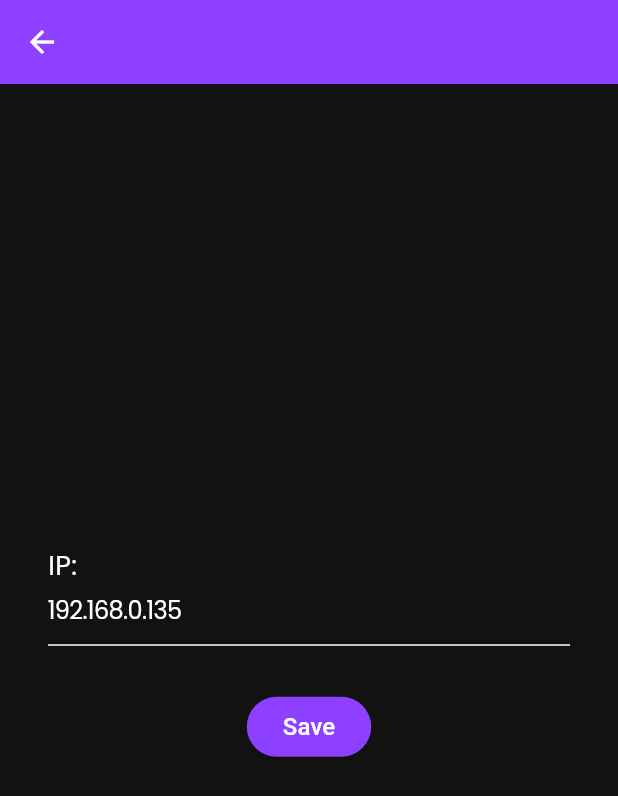
After one commit to dmitry4567/vibeat, a Flutter app: the DebugScreen screen opened by its route, after a tap on "Save", on a phone screen of 412 x 824 dp. The commit adds this screen. Shown: the top 796 px of the screen. Run offline on Flutter 3.47's test engine with Material 3 defaults, Android fonts, the phone set to English and light mode, and no system bars; our stand-ins replace auto_route, bloc, cached_network_image, dartz, dio, equatable and 14 more; missing offline and left inert: audio_waveforms; accounts and stored records are empty.

Commit message:
add settings screen for debug

```diff
--- a/lib/app/app_router.dart
+++ b/lib/app/app_router.dart
@@ -3,6 +3,7 @@ import 'package:flutter/material.dart';
 import 'package:get_it/get_it.dart';
 import 'package:vibeat/app/app_router.gr.dart';
 import 'package:vibeat/features/signIn/presentation/bloc/auth_bloc.dart';
+import 'package:vibeat/features/signIn/presentation/pages/debug_screen.dart';
 
 @AutoRouterConfig()
 class AppRouter extends RootStackRouter {
@@ -51,6 +52,10 @@ class AppRouter extends RootStackRouter {
         AutoRoute(
           path: '/signIn',
           page: SignInRoute.page,
+        ),
+        AutoRoute(
+          path: '/debug',
+          page: DebugRoute.page,
         ),
         AutoRoute(
           path: '/infoBeatmaker',
--- a/lib/app/injection_container.dart
+++ b/lib/app/injection_container.dart
@@ -2,6 +2,7 @@ import 'package:get_it/get_it.dart';
 import 'package:google_sign_in/google_sign_in.dart';
 import 'package:flutter_secure_storage/flutter_secure_storage.dart';
 import 'package:logger/logger.dart';
+import 'package:shared_preferences/shared_preferences.dart';
 import 'package:vibeat/core/api/auth_interceptor.dart';
 import 'package:vibeat/core/api_client.dart';
 import 'package:vibeat/core/network/network_info.dart';
@@ -52,9 +53,17 @@ Future<void> init() async {
         secureStorage: sl(),
       ));
 
+
+  SharedPreferences sharedPreferences = await SharedPreferences.getInstance();
+  final ip = sharedPreferences.getString("ip");
+  if (ip == null) {
+    sharedPreferences.setString("ip", "192.168.0.135");
+  }
+
+
   // Initialize API Client
   final apiClient = sl<ApiClient>();
-  await apiClient.initialize('http://192.168.0.135:8080/');
+  await apiClient.initialize('http://$ip:8080/');
   // await apiClient.initialize('http://172.20.10.4:3000');
 
   // Add auth interceptor
--- a/lib/features/signIn/data/repositories/auth_repository_impl.dart
+++ b/lib/features/signIn/data/repositories/auth_repository_impl.dart
@@ -28,7 +28,7 @@ class AuthRepositoryImpl implements AuthRepository {
     String password,
   ) async {
     try {
-      final response = await _apiClient.post(
+      final response =await _apiClient.post(
         '/user/login',
         options: d.Options(
           headers: {
--- /dev/null
+++ b/lib/features/signIn/presentation/pages/debug_screen.dart
@@ -0,0 +1,111 @@
+import 'package:auto_route/auto_route.dart';
+import 'package:flutter/material.dart';
+import 'package:flutter_phoenix/flutter_phoenix.dart';
+import 'package:shared_preferences/shared_preferences.dart';
+import 'package:vibeat/app/injection_container.dart';
+import 'package:vibeat/utils/theme.dart';
+import 'package:vibeat/app/injection_container.dart' as di;
+
+@RoutePage()
+class DebugScreen extends StatefulWidget {
+  const DebugScreen({super.key});
+
+  @override
+  State<DebugScreen> createState() => _DebugScreenState();
+}
+
+class _DebugScreenState extends State<DebugScreen> {
+  final TextEditingController textController = TextEditingController();
+
+  @override
+  void initState() {
+    super.initState();
+
+    getIP();
+  }
+
+  void getIP() async {
+    SharedPreferences sharedPreferences = await SharedPreferences.getInstance();
+    final ip = sharedPreferences.getString("ip");
+
+    if (mounted) {
+      setState(() {
+        textController.text = ip!;
+      });
+    }
+  }
+
+  @override
+  Widget build(BuildContext context) {
+    return Scaffold(
+      appBar: AppBar(
+        leading: IconButton(
+          onPressed: () {
+            context.router.maybePop();
+          },
+          icon: const Icon(Icons.arrow_back),
+        ),
+      ),
+      body: Center(
+        child: Padding(
+          padding: const EdgeInsets.symmetric(horizontal: 32),
+          child: Column(
+            mainAxisAlignment: MainAxisAlignment.center,
+            crossAxisAlignment: CrossAxisAlignment.start,
+            children: [
+              const Text(
+                "IP:",
+                style: TextStyle(
+                  fontSize: 18,
+                  height: 0.6,
+                  fontWeight: FontWeight.w400,
+                  fontFamily: 'Poppins',
+                ),
+              ),
+              TextField(
+                controller: textController,
+                style: const TextStyle(
+                  fontSize: 16,
+                  height: 1,
+                  fontWeight: FontWeight.w400,
+                  fontFamily: 'Poppins',
+                ),
+              ),
+              const SizedBox(
+                height: 30,
+              ),
+              Center(
+                child: ElevatedButton(
+                  onPressed: () async {
+                    sl.reset();
+
+                    SharedPreferences sharedPreferences =
+                        await SharedPreferences.getInstance();
+
+                    await sharedPreferences.setString("ip", textController.text);
+
+                    await di.init();
+
+                    if (mounted) {
+                      Phoenix.rebirth(context);
+                    }
+                  },
+                  style: const ButtonStyle(
+                    backgroundColor: WidgetStatePropertyAll(AppColors.primary),
+                  ),
+                  child: const Text(
+                    "Save",
+                    style: TextStyle(
+                      fontSize: 16,
+                      color: Colors.white,
+                    ),
+                  ),
+                ),
+              )
+            ],
+          ),
+        ),
+      ),
+    );
+  }
+}
--- a/lib/features/signIn/presentation/pages/signIn.dart
+++ b/lib/features/signIn/presentation/pages/signIn.dart
@@ -48,8 +48,23 @@ class _SignInScreenState extends State<SignInScreen> {
         }
       },
       child: Scaffold(
+
         backgroundColor: AppColors.background,
-        body: Center(
+        body: Stack(
+          children: [
+            Positioned(
+              top: 60,
+              right: 30,
+              child: IconButton(
+                onPressed: () {
+                  context.router.push(const DebugRoute());
+                },
+                icon: const Icon(
+                  Icons.settings,
+                ),
+              ),
+            ),
+            Center(
               child: GestureDetector(
                 onTap: () => FocusScope.of(context).unfocus(),
                 child: NotificationListener<OverscrollIndicatorNotification>(
@@ -297,7 +312,8 @@ class _SignInScreenState extends State<SignInScreen> {
                                   fontWeight: FontWeight.w400,
                                   fontFamily: 'Helvetica',
                                   decoration: TextDecoration.underline,
-                              decorationColor: Colors.white.withOpacity(0.4),
+                                  decorationColor:
+                                      Colors.white.withOpacity(0.4),
                                 ),
                               ),
                             ),
@@ -309,6 +325,8 @@ class _SignInScreenState extends State<SignInScreen> {
                 ),
               ),
             ),
+          ],
+        ),
       ),
     );
   }
--- a/lib/main.dart
+++ b/lib/main.dart
@@ -1,6 +1,7 @@
 import 'package:auto_route/auto_route.dart';
 import 'package:flutter/material.dart';
 import 'package:flutter_bloc/flutter_bloc.dart';
+import 'package:flutter_phoenix/flutter_phoenix.dart';
 import 'package:google_sign_in/google_sign_in.dart';
 import 'package:just_audio_background/just_audio_background.dart';
 import 'package:vibeat/app/app_router.dart';
@@ -40,7 +41,8 @@ Future<void> main() async {
   // );
 
   runApp(
-    MultiBlocProvider(
+    Phoenix(
+      child: MultiBlocProvider(
         providers: [
           BlocProvider(create: (_) => PlayerBloc()),
           BlocProvider(create: (_) => FilterBloc()),
@@ -57,6 +59,7 @@ Future<void> main() async {
           ),
         ],
         child: const MainApp(),
+      ),
     ),
   );
 }
--- a/pubspec.yaml
+++ b/pubspec.yaml
@@ -34,6 +34,8 @@ dependencies:
   tuple: ^2.0.2
   dartz: ^0.10.1
   intl: ^0.20.2
+  shared_preferences: ^2.5.3
+  flutter_phoenix: ^1.1.1
 
 dev_dependencies:
   flutter_test:
```
Also changed, not shown: lib/app/app_router.gr.dart, pubspec.lock, 2 other files. Lines whose indentation alone changed are shown as unchanged.
